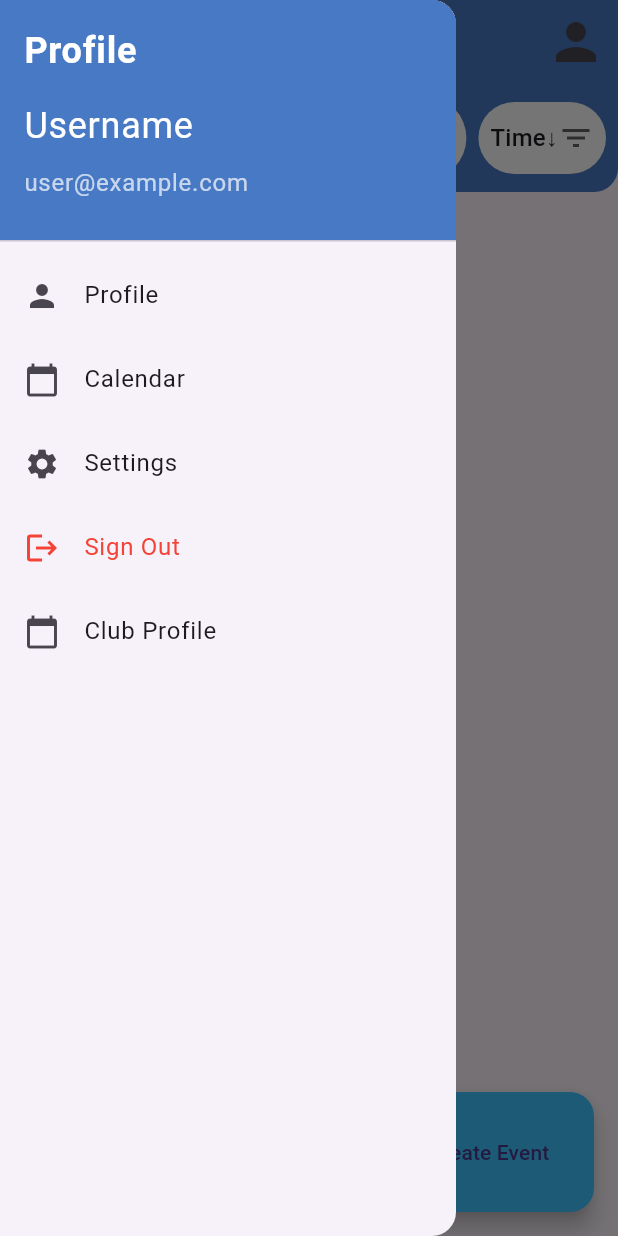
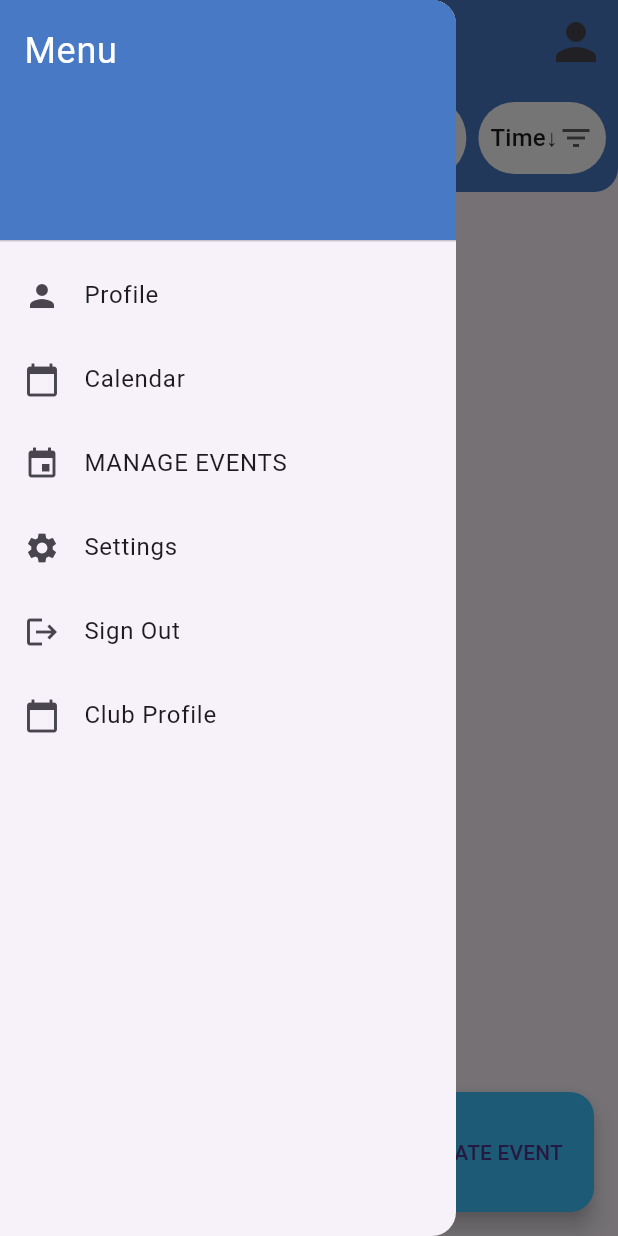
Before and after one commit to VoDangKhoa22CLC/T1_Repo, a Flutter app: the Home screen opened by its route, with the side drawer open, on a phone screen of 412 x 824 dp. Run offline on Flutter 3.47's test engine with Material 3 defaults, Android fonts, the phone set to English and light mode, and no system bars; our stand-ins replace auto_size_text, awesome_dialog, awesome_notifications, cloud_firestore, file_picker, firebase_auth and 8 more; accounts and stored records are empty.

Commit message:
Update home.dart
manage event button

```diff
--- a/src/lib/screen/home.dart
+++ b/src/lib/screen/home.dart
@@ -8,6 +8,7 @@ import 'package:lookout_dev/controller/account.dart';
 import 'package:lookout_dev/screen/welcome.dart';
 import 'package:lookout_dev/screen/info_screen/event_create.dart';
 import 'package:provider/provider.dart';
+import 'package:lookout_dev/screen/info_screen/user_events_screen.dart';
 
 import '../data/account_class.dart';
 
@@ -23,13 +24,13 @@ class _HomeState extends State<Home> {
   final controller = AccountController();
   String _searchQuery = "";
   String _filterQuery = "Time↓";
-  final List<String> _filterOptions = <String>["New","Time↓","Time↑"];
+  final List<String> _filterOptions = <String>["New", "Time↓", "Time↑"];
   AppUser? _currentUser;
 
   Future _getUser() async {
     AppUser? appUser = await AccountController().getCurrentUser();
 
-    if (appUser != null){
+    if (appUser != null) {
       setState(() {
         _currentUser = appUser;
       });
@@ -37,7 +38,7 @@ class _HomeState extends State<Home> {
   }
 
   @override
-  void initState(){
+  void initState() {
     super.initState();
     _getUser();
   }
@@ -48,11 +49,13 @@ class _HomeState extends State<Home> {
       initialData: null,
       value: EventController().events,
       child: Scaffold(
-        resizeToAvoidBottomInset : false,
+        resizeToAvoidBottomInset: false,
         appBar: AppBar(
           centerTitle: true,
-          title:
-              const FittedBox(fit: BoxFit.fitWidth, child: Text('HCMUS Lookout')),
+          title: const FittedBox(
+            fit: BoxFit.fitWidth,
+            child: Text('HCMUS Lookout'),
+          ),
           backgroundColor: Theme.of(context).primaryColor,
           elevation: 0,
           actions: <Widget>[
@@ -71,34 +74,12 @@ class _HomeState extends State<Home> {
                 decoration: BoxDecoration(
                   color: Theme.of(context).primaryColor,
                 ),
-                child: Column(
-                  crossAxisAlignment: CrossAxisAlignment.start,
-                  children: const [
-                    Text(
-                      'Profile',
-                      style: TextStyle(
-                        color: Colors.white,
-                        fontSize: 24,
-                        fontWeight: FontWeight.bold,
-                      ),
-                    ),
-                    SizedBox(height: 14),
-                    Text(
-                      'Username',
+                child: const Text(
+                  'Menu',
                   style: TextStyle(
                     color: Colors.white,
                     fontSize: 24,
                   ),
-                    ),
-                    SizedBox(height: 8),
-                    Text(
-                      'user@example.com',
-                      style: TextStyle(
-                        color: Colors.white70,
-                        fontSize: 16,
-                      ),
-                    ),
-                  ],
                 ),
               ),
               ListTile(
@@ -108,16 +89,30 @@ class _HomeState extends State<Home> {
                   Navigator.push(
                     context,
                     MaterialPageRoute(
-                          builder: (context) =>
-                              const UserScreen(userName: "Faker")));
+                      builder: (context) => const UserScreen(userName: "Faker"),
+                    ),
+                  );
                 },
               ),
               ListTile(
                 leading: const Icon(Icons.calendar_today),
                 title: const Text('Calendar'),
                 onTap: () {
-                  Navigator.push(context,
-                      MaterialPageRoute(builder: (context) => Calendar()));
+                  Navigator.push(
+                    context,
+                    MaterialPageRoute(builder: (context) => Calendar()),
+                  );
+                },
+              ),
+              // Nút "MANAGE EVENTS" nằm giữa "Calendar" và "Settings"
+              ListTile(
+                leading: const Icon(Icons.event),
+                title: const Text('MANAGE EVENTS'),
+                onTap: () {
+                  Navigator.push(
+                    context,
+                    MaterialPageRoute(builder: (context) => UserEventsScreen()),
+                  );
                 },
               ),
               ListTile(
@@ -126,44 +121,11 @@ class _HomeState extends State<Home> {
                 onTap: () {},
               ),
               ListTile(
-                leading: const Icon(Icons.logout, color: Colors.red,),
-                title: const Text(
-                  'Sign Out',
-                  style: TextStyle(
-                    color: Colors.red
-                  ),
-                ),
+                leading: const Icon(Icons.logout),
+                title: const Text('Sign Out'),
                 onTap: () {
-                  // Show confirmation dialog when sign out is tapped
-                  showDialog(
-                    context: context,
-                    builder: (BuildContext context) {
-                      return AlertDialog(
-                        title: const Text('Confirm Sign Out'),
-                        content: const Text('Are you sure you want to sign out?'),
-                        actions: <Widget>[
-                          TextButton(
-                            child: const Text('Cancel'),
-                            onPressed: () {
-                              // Close the dialog and do nothing
-                              Navigator.of(context).pop();
-                            },
-                          ),
-                          TextButton(
-                            child: const Text('Confirm'),
-                            onPressed: () {
-                              // Perform sign out action
                   controller.signOut();
-                              // Close the dialog
-                              Navigator.of(context).pop();
-                              // Navigate to the WelcomeScreen
                   Navigator.popAndPushNamed(context, WelcomeScreen.id);
-                            },
-                          ),
-                        ],
-                      );
-                    },
-                  );
                 },
               ),
               Visibility(
@@ -172,8 +134,13 @@ class _HomeState extends State<Home> {
                   leading: const Icon(Icons.calendar_today),
                   title: const Text('Club Profile'),
                   onTap: () {
-                    Navigator.push(context,
-                        MaterialPageRoute(builder: (context) => ProfileScreen(currentClub: _currentUser as Club,)));
+                    Navigator.push(
+                      context,
+                      MaterialPageRoute(
+                        builder: (context) =>
+                            ProfileScreen(currentClub: _currentUser as Club),
+                      ),
+                    );
                   },
                 ),
               ),
@@ -228,7 +195,8 @@ class _HomeState extends State<Home> {
                         child: DropdownButton<String>(
                           value: _filterQuery,
                           icon: const Icon(Icons.filter_list),
-                          items: _filterOptions.map<DropdownMenuItem<String>>((String value) {
+                          items: _filterOptions
+                              .map<DropdownMenuItem<String>>((String value) {
                             return DropdownMenuItem<String>(
                               value: value,
                               child: Text(value),
@@ -245,13 +213,17 @@ class _HomeState extends State<Home> {
                   ],
                 ),
               ),
-              Expanded(child: EventList(searchQuery: _searchQuery, sortQuery: _filterQuery)),
+              Expanded(
+                child: EventList(
+                  searchQuery: _searchQuery,
+                  sortQuery: _filterQuery,
+                ),
+              ),
             ],
           ),
         ),
-        floatingActionButton: Visibility(
-          visible: true,
-          child: SizedBox(
+        floatingActionButtonLocation: FloatingActionButtonLocation.endFloat,
+        floatingActionButton: SizedBox(
           height: 80,
           width: 140,
           child: FloatingActionButton(
@@ -262,8 +234,7 @@ class _HomeState extends State<Home> {
                 MaterialPageRoute(builder: (context) => CreateEventScreen()),
               );
             },
-              child: const Text('Create Event'),
-            ),
+            child: const Text('CREATE EVENT'),
           ),
         ),
       ),
```
Lines whose indentation alone changed are shown as unchanged.
